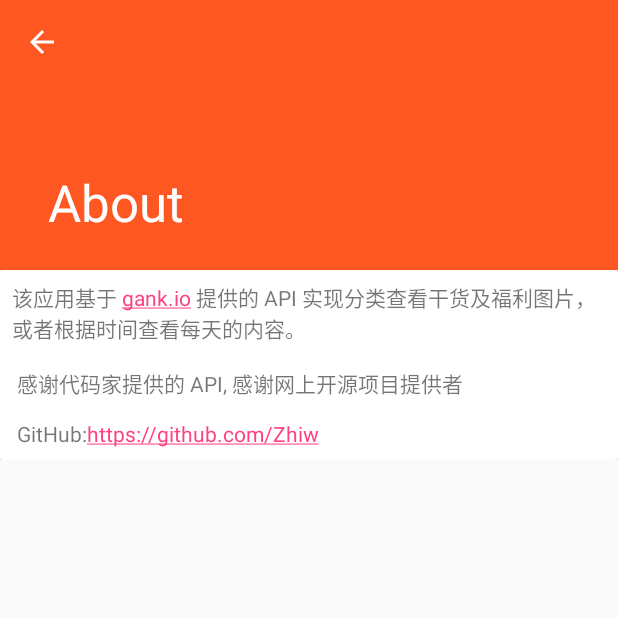
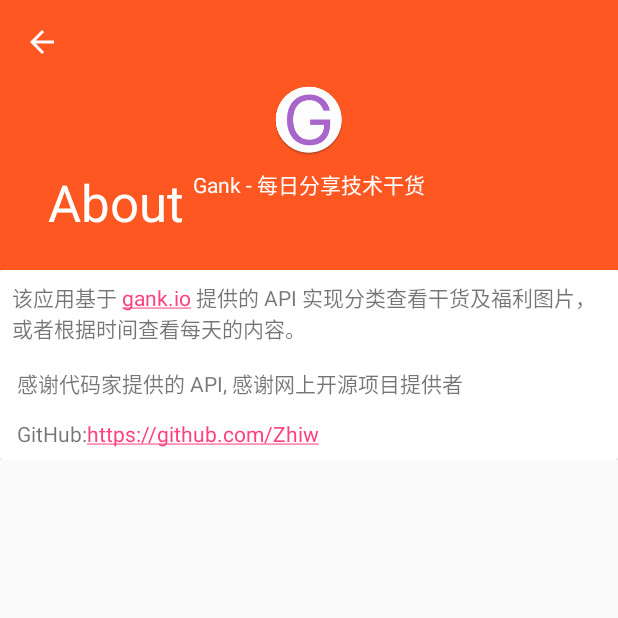
Before and after one commit to Zhiw/GankApp, an Android app: the AboutActivity screen opened directly, with no data from a screen before it, on a phone screen of 412 x 824 dp, the top half of it. Run offline under Robolectric (Android 15) with nearby library versions, the phone set to English and light mode, and no system bars; our stand-ins replace ButterKnife.

Commit message:
modify ui

```diff
--- a/app/src/main/res/layout/activity_about.xml
+++ b/app/src/main/res/layout/activity_about.xml
@@ -20,8 +20,24 @@
                 android:layout_width="match_parent"
                 android:layout_height="match_parent"
                 android:fitsSystemWindows="true"
+                app:titleEnabled="true"
                 app:layout_scrollFlags="scroll|exitUntilCollapsed"
                 app:contentScrim="?attr/colorPrimary">
+            <LinearLayout android:layout_width="match_parent"
+                          android:layout_height="wrap_content"
+                          android:layout_marginTop="?actionBarSize"
+                          android:orientation="vertical"
+                          android:gravity="center_horizontal"
+            >
+                <ImageView android:layout_width="wrap_content"
+                           android:layout_height="wrap_content"
+                           android:background="@mipmap/ic_launcher"/>
+                <TextView android:layout_width="wrap_content"
+                          android:layout_height="wrap_content"
+                          android:layout_marginTop="8dp"
+                          android:textColor="@android:color/white"
+                          android:text="Gank - 每日分享技术干货"/>
+            </LinearLayout>
 
             <android.support.v7.widget.Toolbar
                     android:id="@+id/toolbar"
--- a/app/src/main/res/layout/fragment_category.xml
+++ b/app/src/main/res/layout/fragment_category.xml
@@ -13,7 +13,7 @@
             android:layout_width="match_parent"
             android:layout_height="wrap_content"
             android:background="@color/colorPrimary"
-            app:tabIndicatorColor="@android:color/white"
+            app:tabIndicatorColor="@color/colorAccent"
             app:tabTextColor="@color/white_70"
             app:tabSelectedTextColor="@android:color/white"
             app:tabMode="scrollable"
```
Also changed, not shown: app/src/main/java/com/zhiw/gankapp/adapter/DailyGankListAdapter.java (+9 -12 lines), app/src/main/res/layout/item_daily.xml (+1 -8 lines).
